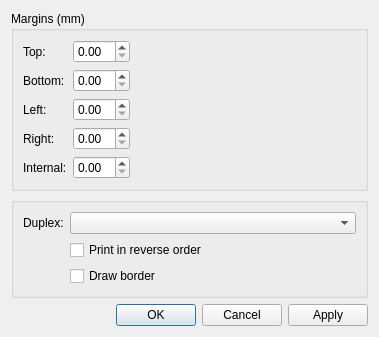
This is gui/printersettings/printersettings.ui in Boomaga/boomaga as Qt 5 draws it before an edit. The edited form follows.
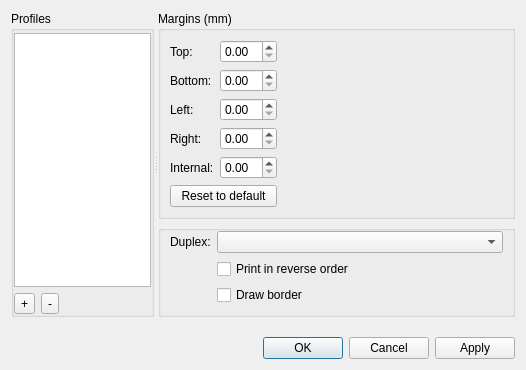
This is the edited form.

Commit message: Added profiles for printer

The edit to the form file:
```diff
--- a/gui/printersettings/printersettings.ui
+++ b/gui/printersettings/printersettings.ui
@@ -6,11 +6,96 @@
    <rect>
     <x>0</x>
     <y>0</y>
-    <width>358</width>
-    <height>305</height>
+    <width>526</width>
+    <height>370</height>
    </rect>
   </property>
+  <layout class="QVBoxLayout" name="verticalLayout_5">
+   <item>
+    <widget class="QSplitter" name="splitter">
+     <property name="orientation">
+      <enum>Qt::Horizontal</enum>
+     </property>
+     <widget class="QGroupBox" name="profilesGroupBox">
+      <property name="sizePolicy">
+       <sizepolicy hsizetype="Preferred" vsizetype="Preferred">
+        <horstretch>0</horstretch>
+        <verstretch>0</verstretch>
+       </sizepolicy>
+      </property>
+      <property name="sizeIncrement">
+       <size>
+        <width>1</width>
+        <height>0</height>
+       </size>
+      </property>
+      <property name="title">
+       <string>Profiles</string>
+      </property>
   <layout class="QVBoxLayout" name="verticalLayout_3">
+       <property name="leftMargin">
+        <number>0</number>
+       </property>
+       <property name="topMargin">
+        <number>2</number>
+       </property>
+       <property name="rightMargin">
+        <number>0</number>
+       </property>
+       <property name="bottomMargin">
+        <number>0</number>
+       </property>
+       <item>
+        <widget class="QListWidget" name="profilesList">
+         <property name="sizeIncrement">
+          <size>
+           <width>10</width>
+           <height>0</height>
+          </size>
+         </property>
+         <property name="dragDropMode">
+          <enum>QAbstractItemView::DragDrop</enum>
+         </property>
+         <property name="defaultDropAction">
+          <enum>Qt::MoveAction</enum>
+         </property>
+        </widget>
+       </item>
+       <item>
+        <layout class="QHBoxLayout" name="horizontalLayout">
+         <item>
+          <widget class="QToolButton" name="addProfileButton">
+           <property name="text">
+            <string>+</string>
+           </property>
+          </widget>
+         </item>
+         <item>
+          <widget class="QToolButton" name="delProfileButton">
+           <property name="text">
+            <string>-</string>
+           </property>
+          </widget>
+         </item>
+         <item>
+          <spacer name="horizontalSpacer">
+           <property name="orientation">
+            <enum>Qt::Horizontal</enum>
+           </property>
+           <property name="sizeHint" stdset="0">
+            <size>
+             <width>40</width>
+             <height>20</height>
+            </size>
+           </property>
+          </spacer>
+         </item>
+        </layout>
+       </item>
+      </layout>
+     </widget>
+     <widget class="QWidget" name="layoutWidget">
+      <layout class="QVBoxLayout" name="verticalLayout_4">
    <item>
     <widget class="QGroupBox" name="groupBox_2">
      <property name="title">
@@ -19,41 +104,25 @@
      <layout class="QVBoxLayout" name="verticalLayout">
       <item>
        <layout class="QGridLayout" name="gridLayout_2">
+            <item row="2" column="1">
+             <widget class="QDoubleSpinBox" name="leftMarginSpin"/>
+            </item>
+            <item row="3" column="1">
+             <widget class="QDoubleSpinBox" name="rightMarginSpin"/>
+            </item>
         <item row="0" column="1">
          <widget class="QDoubleSpinBox" name="topMarginSpin"/>
         </item>
+            <item row="2" column="0">
+             <widget class="QLabel" name="label_5">
+              <property name="text">
+               <string>Left:</string>
+              </property>
+             </widget>
+            </item>
         <item row="1" column="1">
          <widget class="QDoubleSpinBox" name="bottomMarginSpin"/>
         </item>
-        <item row="0" column="2" rowspan="5">
-         <widget class="QLabel" name="marginsPereview">
-          <property name="sizePolicy">
-           <sizepolicy hsizetype="Preferred" vsizetype="Preferred">
-            <horstretch>1</horstretch>
-            <verstretch>0</verstretch>
-           </sizepolicy>
-          </property>
-          <property name="minimumSize">
-           <size>
-            <width>220</width>
-            <height>0</height>
-           </size>
-          </property>
-          <property name="frameShape">
-           <enum>QFrame::NoFrame</enum>
-          </property>
-          <property name="frameShadow">
-           <enum>QFrame::Raised</enum>
-          </property>
-         </widget>
-        </item>
-        <item row="3" column="0">
-         <widget class="QLabel" name="label_6">
-          <property name="text">
-           <string>Right:</string>
-          </property>
-         </widget>
-        </item>
         <item row="1" column="0">
          <widget class="QLabel" name="label_4">
           <property name="text">
@@ -61,26 +130,9 @@
           </property>
          </widget>
         </item>
-        <item row="4" column="0">
-         <widget class="QLabel" name="internalMarginLbl">
-          <property name="text">
-           <string>Internal:</string>
-          </property>
-         </widget>
-        </item>
         <item row="4" column="1">
          <widget class="QDoubleSpinBox" name="internalMarginSpin"/>
         </item>
-        <item row="3" column="1">
-         <widget class="QDoubleSpinBox" name="rightMarginSpin"/>
-        </item>
-        <item row="2" column="0">
-         <widget class="QLabel" name="label_5">
-          <property name="text">
-           <string>Left:</string>
-          </property>
-         </widget>
-        </item>
         <item row="0" column="0">
          <widget class="QLabel" name="Label3">
           <property name="text">
@@ -88,8 +140,48 @@
           </property>
          </widget>
         </item>
-        <item row="2" column="1">
-         <widget class="QDoubleSpinBox" name="leftMarginSpin"/>
+            <item row="3" column="0">
+             <widget class="QLabel" name="label_6">
+              <property name="text">
+               <string>Right:</string>
+              </property>
+             </widget>
+            </item>
+            <item row="4" column="0">
+             <widget class="QLabel" name="internalMarginLbl">
+              <property name="text">
+               <string>Internal:</string>
+              </property>
+             </widget>
+            </item>
+            <item row="5" column="0" colspan="2">
+             <widget class="QPushButton" name="resetButton">
+              <property name="text">
+               <string>Reset to default</string>
+              </property>
+             </widget>
+            </item>
+            <item row="0" column="2" rowspan="6">
+             <widget class="QLabel" name="marginsPereview">
+              <property name="sizePolicy">
+               <sizepolicy hsizetype="Preferred" vsizetype="Preferred">
+                <horstretch>1</horstretch>
+                <verstretch>0</verstretch>
+               </sizepolicy>
+              </property>
+              <property name="minimumSize">
+               <size>
+                <width>220</width>
+                <height>0</height>
+               </size>
+              </property>
+              <property name="frameShape">
+               <enum>QFrame::NoFrame</enum>
+              </property>
+              <property name="frameShadow">
+               <enum>QFrame::Raised</enum>
+              </property>
+             </widget>
         </item>
        </layout>
       </item>
@@ -102,6 +194,9 @@
       <string/>
      </property>
      <layout class="QVBoxLayout" name="verticalLayout_2">
+          <property name="topMargin">
+           <number>0</number>
+          </property>
       <item>
        <layout class="QGridLayout" name="gridLayout">
         <item row="1" column="1">
@@ -146,6 +241,10 @@
      </layout>
     </widget>
    </item>
+      </layout>
+     </widget>
+    </widget>
+   </item>
    <item>
     <spacer name="verticalSpacer">
      <property name="orientation">
```
Left out of the diff: 7 changed lines with no effect on the pictures. Lines whose indentation alone changed are shown as unchanged. The commit also changes 17 other files.
